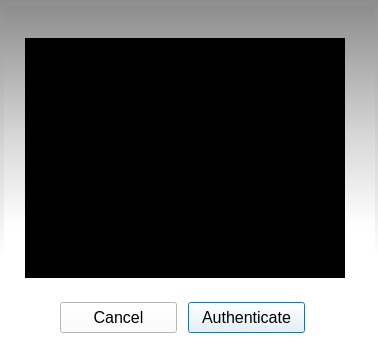
Old version of the form faceAuth.ui in the repository WilliamRen/pam-face-authentication.
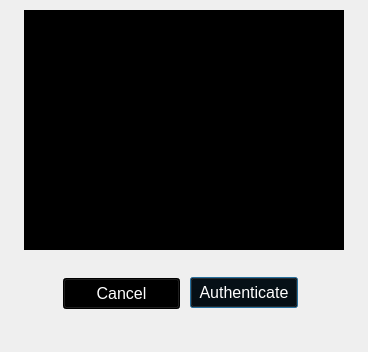
New version of the form. Icons and pictures are not drawn.

Commit message: New Look for Face Authentication GUI PopUp

The edit to the form file:
```diff
--- a/faceAuth.ui
+++ b/faceAuth.ui
@@ -9,19 +9,19 @@
    <rect>
     <x>0</x>
     <y>0</y>
-    <width>378</width>
+    <width>368</width>
     <height>352</height>
    </rect>
   </property>
   <property name="minimumSize">
    <size>
-    <width>378</width>
+    <width>368</width>
     <height>352</height>
    </size>
   </property>
   <property name="maximumSize">
    <size>
-    <width>378</width>
+    <width>368</width>
     <height>352</height>
    </size>
   </property>
@@ -30,47 +30,13 @@
   </property>
   <property name="styleSheet">
    <string>border-color: rgb(0, 0, 0);
-background-color: qlineargradient(spread:pad, x1:0.5, y1:0, x2:0.5, y2:1, stop:0 rgba(141, 141, 141, 255), stop:0.442478 rgba(217, 217, 217, 255), stop:0.733333 rgba(255, 255, 255, 255));</string>
+background-image: url(:/bkg.png);</string>
   </property>
-  <widget class="QGraphicsView" name="gv_webcam">
-   <property name="geometry">
-    <rect>
-     <x>4</x>
-     <y>6</y>
-     <width>371</width>
-     <height>301</height>
-    </rect>
-   </property>
-   <property name="minimumSize">
-    <size>
-     <width>371</width>
-     <height>301</height>
-    </size>
-   </property>
-   <property name="maximumSize">
-    <size>
-     <width>371</width>
-     <height>301</height>
-    </size>
-   </property>
-   <property name="styleSheet">
-    <string notr="true">background-image: url(:/webcam.png);</string>
-   </property>
-   <property name="frameShape">
-    <enum>QFrame::NoFrame</enum>
-   </property>
-   <property name="frameShadow">
-    <enum>QFrame::Plain</enum>
-   </property>
-   <property name="lineWidth">
-    <number>0</number>
-   </property>
-  </widget>
   <widget class="QGraphicsView" name="webcamPreview">
    <property name="geometry">
     <rect>
-     <x>25</x>
-     <y>38</y>
+     <x>24</x>
+     <y>10</y>
      <width>320</width>
      <height>240</height>
     </rect>
@@ -105,19 +71,434 @@
   <widget class="QPushButton" name="pbAuth">
    <property name="geometry">
     <rect>
-     <x>188</x>
-     <y>302</y>
-     <width>117</width>
+     <x>190</x>
+     <y>277</y>
+     <width>108</width>
      <height>31</height>
     </rect>
    </property>
+   <property name="palette">
+    <palette>
+     <active>
+      <colorrole role="WindowText">
+       <brush brushstyle="SolidPattern">
+        <color alpha="255">
+         <red>255</red>
+         <green>255</green>
+         <blue>255</blue>
+        </color>
+       </brush>
+      </colorrole>
+      <colorrole role="Button">
+       <brush brushstyle="SolidPattern">
+        <color alpha="255">
+         <red>0</red>
+         <green>0</green>
+         <blue>0</blue>
+        </color>
+       </brush>
+      </colorrole>
+      <colorrole role="Light">
+       <brush brushstyle="SolidPattern">
+        <color alpha="255">
+         <red>0</red>
+         <green>0</green>
+         <blue>0</blue>
+        </color>
+       </brush>
+      </colorrole>
+      <colorrole role="Midlight">
+       <brush brushstyle="SolidPattern">
+        <color alpha="255">
+         <red>0</red>
+         <green>0</green>
+         <blue>0</blue>
+        </color>
+       </brush>
+      </colorrole>
+      <colorrole role="Dark">
+       <brush brushstyle="SolidPattern">
+        <color alpha="255">
+         <red>0</red>
+         <green>0</green>
+         <blue>0</blue>
+        </color>
+       </brush>
+      </colorrole>
+      <colorrole role="Mid">
+       <brush brushstyle="SolidPattern">
+        <color alpha="255">
+         <red>0</red>
+         <green>0</green>
+         <blue>0</blue>
+        </color>
+       </brush>
+      </colorrole>
+      <colorrole role="Text">
+       <brush brushstyle="SolidPattern">
+        <color alpha="255">
+         <red>255</red>
+         <green>255</green>
+         <blue>255</blue>
+        </color>
+       </brush>
+      </colorrole>
+      <colorrole role="BrightText">
+       <brush brushstyle="SolidPattern">
+        <color alpha="255">
+         <red>255</red>
+         <green>255</green>
+         <blue>255</blue>
+        </color>
+       </brush>
+      </colorrole>
+      <colorrole role="ButtonText">
+       <brush brushstyle="SolidPattern">
+        <color alpha="255">
+         <red>255</red>
+         <green>255</green>
+         <blue>255</blue>
+        </color>
+       </brush>
+      </colorrole>
+      <colorrole role="Base">
+       <brush brushstyle="SolidPattern">
+        <color alpha="255">
+         <red>0</red>
+         <green>0</green>
+         <blue>0</blue>
+        </color>
+       </brush>
+      </colorrole>
+      <colorrole role="Window">
+       <brush brushstyle="SolidPattern">
+        <color alpha="255">
+         <red>0</red>
+         <green>0</green>
+         <blue>0</blue>
+        </color>
+       </brush>
+      </colorrole>
+      <colorrole role="Shadow">
+       <brush brushstyle="SolidPattern">
+        <color alpha="255">
+         <red>0</red>
+         <green>0</green>
+         <blue>0</blue>
+        </color>
+       </brush>
+      </colorrole>
+      <colorrole role="AlternateBase">
+       <brush brushstyle="SolidPattern">
+        <color alpha="255">
+         <red>0</red>
+         <green>0</green>
+         <blue>0</blue>
+        </color>
+       </brush>
+      </colorrole>
+      <colorrole role="ToolTipBase">
+       <brush brushstyle="SolidPattern">
+        <color alpha="255">
+         <red>255</red>
+         <green>255</green>
+         <blue>220</blue>
+        </color>
+       </brush>
+      </colorrole>
+      <colorrole role="ToolTipText">
+       <brush brushstyle="SolidPattern">
+        <color alpha="255">
+         <red>0</red>
+         <green>0</green>
+         <blue>0</blue>
+        </color>
+       </brush>
+      </colorrole>
+     </active>
+     <inactive>
+      <colorrole role="WindowText">
+       <brush brushstyle="SolidPattern">
+        <color alpha="255">
+         <red>255</red>
+         <green>255</green>
+         <blue>255</blue>
+        </color>
+       </brush>
+      </colorrole>
+      <colorrole role="Button">
+       <brush brushstyle="SolidPattern">
+        <color alpha="255">
+         <red>0</red>
+         <green>0</green>
+         <blue>0</blue>
+        </color>
+       </brush>
+      </colorrole>
+      <colorrole role="Light">
+       <brush brushstyle="SolidPattern">
+        <color alpha="255">
+         <red>0</red>
+         <green>0</green>
+         <blue>0</blue>
+        </color>
+       </brush>
+      </colorrole>
+      <colorrole role="Midlight">
+       <brush brushstyle="SolidPattern">
+        <color alpha="255">
+         <red>0</red>
+         <green>0</green>
+         <blue>0</blue>
+        </color>
+       </brush>
+      </colorrole>
+      <colorrole role="Dark">
+       <brush brushstyle="SolidPattern">
+        <color alpha="255">
+         <red>0</red>
+         <green>0</green>
+         <blue>0</blue>
+        </color>
+       </brush>
+      </colorrole>
+      <colorrole role="Mid">
+       <brush brushstyle="SolidPattern">
+        <color alpha="255">
+         <red>0</red>
+         <green>0</green>
+         <blue>0</blue>
+        </color>
+       </brush>
+      </colorrole>
+      <colorrole role="Text">
+       <brush brushstyle="SolidPattern">
+        <color alpha="255">
+         <red>255</red>
+         <green>255</green>
+         <blue>255</blue>
+        </color>
+       </brush>
+      </colorrole>
+      <colorrole role="BrightText">
+       <brush brushstyle="SolidPattern">
+        <color alpha="255">
+         <red>255</red>
+         <green>255</green>
+         <blue>255</blue>
+        </color>
+       </brush>
+      </colorrole>
+      <colorrole role="ButtonText">
+       <brush brushstyle="SolidPattern">
+        <color alpha="255">
+         <red>255</red>
+         <green>255</green>
+         <blue>255</blue>
+        </color>
+       </brush>
+      </colorrole>
+      <colorrole role="Base">
+       <brush brushstyle="SolidPattern">
+        <color alpha="255">
+         <red>0</red>
+         <green>0</green>
+         <blue>0</blue>
+        </color>
+       </brush>
+      </colorrole>
+      <colorrole role="Window">
+       <brush brushstyle="SolidPattern">
+        <color alpha="255">
+         <red>0</red>
+         <green>0</green>
+         <blue>0</blue>
+        </color>
+       </brush>
+      </colorrole>
+      <colorrole role="Shadow">
+       <brush brushstyle="SolidPattern">
+        <color alpha="255">
+         <red>0</red>
+         <green>0</green>
+         <blue>0</blue>
+        </color>
+       </brush>
+      </colorrole>
+      <colorrole role="AlternateBase">
+       <brush brushstyle="SolidPattern">
+        <color alpha="255">
+         <red>0</red>
+         <green>0</green>
+         <blue>0</blue>
+        </color>
+       </brush>
+      </colorrole>
+      <colorrole role="ToolTipBase">
+       <brush brushstyle="SolidPattern">
+        <color alpha="255">
+         <red>255</red>
+         <green>255</green>
+         <blue>220</blue>
+        </color>
+       </brush>
+      </colorrole>
+      <colorrole role="ToolTipText">
+       <brush brushstyle="SolidPattern">
+        <color alpha="255">
+         <red>0</red>
+         <green>0</green>
+         <blue>0</blue>
+        </color>
+       </brush>
+      </colorrole>
+     </inactive>
+     <disabled>
+      <colorrole role="WindowText">
+       <brush brushstyle="SolidPattern">
+        <color alpha="255">
+         <red>0</red>
+         <green>0</green>
+         <blue>0</blue>
+        </color>
+       </brush>
+      </colorrole>
+      <colorrole role="Button">
+       <brush brushstyle="SolidPattern">
+        <color alpha="255">
+         <red>0</red>
+         <green>0</green>
+         <blue>0</blue>
+        </color>
+       </brush>
+      </colorrole>
+      <colorrole role="Light">
+       <brush brushstyle="SolidPattern">
+        <color alpha="255">
+         <red>0</red>
+         <green>0</green>
+         <blue>0</blue>
+        </color>
+       </brush>
+      </colorrole>
+      <colorrole role="Midlight">
+       <brush brushstyle="SolidPattern">
+        <color alpha="255">
+         <red>0</red>
+         <green>0</green>
+         <blue>0</blue>
+        </color>
+       </brush>
+      </colorrole>
+      <colorrole role="Dark">
+       <brush brushstyle="SolidPattern">
+        <color alpha="255">
+         <red>0</red>
+         <green>0</green>
+         <blue>0</blue>
+        </color>
+       </brush>
+      </colorrole>
+      <colorrole role="Mid">
+       <brush brushstyle="SolidPattern">
+        <color alpha="255">
+         <red>0</red>
+         <green>0</green>
+         <blue>0</blue>
+        </color>
+       </brush>
+      </colorrole>
+      <colorrole role="Text">
+       <brush brushstyle="SolidPattern">
+        <color alpha="255">
+         <red>0</red>
+         <green>0</green>
+         <blue>0</blue>
+        </color>
+       </brush>
+      </colorrole>
+      <colorrole role="BrightText">
+       <brush brushstyle="SolidPattern">
+        <color alpha="255">
+         <red>255</red>
+         <green>255</green>
+         <blue>255</blue>
+        </color>
+       </brush>
+      </colorrole>
+      <colorrole role="ButtonText">
+       <brush brushstyle="SolidPattern">
+        <color alpha="255">
+         <red>0</red>
+         <green>0</green>
+         <blue>0</blue>
+        </color>
+       </brush>
+      </colorrole>
+      <colorrole role="Base">
+       <brush brushstyle="SolidPattern">
+        <color alpha="255">
+         <red>0</red>
+         <green>0</green>
+         <blue>0</blue>
+        </color>
+       </brush>
+      </colorrole>
+      <colorrole role="Window">
+       <brush brushstyle="SolidPattern">
+        <color alpha="255">
+         <red>0</red>
+         <green>0</green>
+         <blue>0</blue>
+        </color>
+       </brush>
+      </colorrole>
+      <colorrole role="Shadow">
+       <brush brushstyle="SolidPattern">
+        <color alpha="255">
+         <red>0</red>
+         <green>0</green>
+         <blue>0</blue>
+        </color>
+       </brush>
+      </colorrole>
+      <colorrole role="AlternateBase">
+       <brush brushstyle="SolidPattern">
+        <color alpha="255">
+         <red>0</red>
+         <green>0</green>
+         <blue>0</blue>
+        </color>
+       </brush>
+      </colorrole>
+      <colorrole role="ToolTipBase">
+       <brush brushstyle="SolidPattern">
+        <color alpha="255">
+         <red>255</red>
+         <green>255</green>
+         <blue>220</blue>
+        </color>
+       </brush>
+      </colorrole>
+      <colorrole role="ToolTipText">
+       <brush brushstyle="SolidPattern">
+        <color alpha="255">
+         <red>0</red>
+         <green>0</green>
+         <blue>0</blue>
+        </color>
+       </brush>
+      </colorrole>
+     </disabled>
+    </palette>
+   </property>
    <property name="font">
     <font>
      <pointsize>12</pointsize>
     </font>
    </property>
    <property name="styleSheet">
-    <string>background-color: rgb(255, 255, 255);</string>
+    <string/>
    </property>
    <property name="text">
     <string>Authenticate</string>
@@ -126,23 +507,442 @@
   <widget class="QPushButton" name="pbCancel">
    <property name="geometry">
     <rect>
-     <x>60</x>
-     <y>302</y>
+     <x>63</x>
+     <y>278</y>
      <width>117</width>
      <height>31</height>
     </rect>
    </property>
+   <property name="palette">
+    <palette>
+     <active>
+      <colorrole role="WindowText">
+       <brush brushstyle="SolidPattern">
+        <color alpha="255">
+         <red>255</red>
+         <green>255</green>
+         <blue>255</blue>
+        </color>
+       </brush>
+      </colorrole>
+      <colorrole role="Button">
+       <brush brushstyle="SolidPattern">
+        <color alpha="255">
+         <red>0</red>
+         <green>0</green>
+         <blue>0</blue>
+        </color>
+       </brush>
+      </colorrole>
+      <colorrole role="Light">
+       <brush brushstyle="SolidPattern">
+        <color alpha="255">
+         <red>0</red>
+         <green>0</green>
+         <blue>0</blue>
+        </color>
+       </brush>
+      </colorrole>
+      <colorrole role="Midlight">
+       <brush brushstyle="SolidPattern">
+        <color alpha="255">
+         <red>0</red>
+         <green>0</green>
+         <blue>0</blue>
+        </color>
+       </brush>
+      </colorrole>
+      <colorrole role="Dark">
+       <brush brushstyle="SolidPattern">
+        <color alpha="255">
+         <red>0</red>
+         <green>0</green>
+         <blue>0</blue>
+        </color>
+       </brush>
+      </colorrole>
+      <colorrole role="Mid">
+       <brush brushstyle="SolidPattern">
+        <color alpha="255">
+         <red>0</red>
+         <green>0</green>
+         <blue>0</blue>
+        </color>
+       </brush>
+      </colorrole>
+      <colorrole role="Text">
+       <brush brushstyle="SolidPattern">
+        <color alpha="255">
+         <red>255</red>
+         <green>255</green>
+         <blue>255</blue>
+        </color>
+       </brush>
+      </colorrole>
+      <colorrole role="BrightText">
+       <brush brushstyle="SolidPattern">
+        <color alpha="255">
+         <red>255</red>
+         <green>255</green>
+         <blue>255</blue>
+        </color>
+       </brush>
+      </colorrole>
+      <colorrole role="ButtonText">
+       <brush brushstyle="SolidPattern">
+        <color alpha="255">
+         <red>255</red>
+         <green>255</green>
+         <blue>255</blue>
+        </color>
+       </brush>
+      </colorrole>
+      <colorrole role="Base">
+       <brush brushstyle="SolidPattern">
+        <color alpha="255">
+         <red>0</red>
+         <green>0</green>
+         <blue>0</blue>
+        </color>
+       </brush>
+      </colorrole>
+      <colorrole role="Window">
+       <brush brushstyle="SolidPattern">
+        <color alpha="255">
+         <red>0</red>
+         <green>0</green>
+         <blue>0</blue>
+        </color>
+       </brush>
+      </colorrole>
+      <colorrole role="Shadow">
+       <brush brushstyle="SolidPattern">
+        <color alpha="255">
+         <red>0</red>
+         <green>0</green>
+         <blue>0</blue>
+        </color>
+       </brush>
+      </colorrole>
+      <colorrole role="AlternateBase">
+       <brush brushstyle="SolidPattern">
+        <color alpha="255">
+         <red>0</red>
+         <green>0</green>
+         <blue>0</blue>
+        </color>
+       </brush>
+      </colorrole>
+      <colorrole role="ToolTipBase">
+       <brush brushstyle="SolidPattern">
+        <color alpha="255">
+         <red>255</red>
+         <green>255</green>
+         <blue>220</blue>
+        </color>
+       </brush>
+      </colorrole>
+      <colorrole role="ToolTipText">
+       <brush brushstyle="SolidPattern">
+        <color alpha="255">
+         <red>0</red>
+         <green>0</green>
+         <blue>0</blue>
+        </color>
+       </brush>
+      </colorrole>
+     </active>
+     <inactive>
+      <colorrole role="WindowText">
+       <brush brushstyle="SolidPattern">
+        <color alpha="255">
+         <red>255</red>
+         <green>255</green>
+         <blue>255</blue>
+        </color>
+       </brush>
+      </colorrole>
+      <colorrole role="Button">
+       <brush brushstyle="SolidPattern">
+        <color alpha="255">
+         <red>0</red>
+         <green>0</green>
+         <blue>0</blue>
+        </color>
+       </brush>
+      </colorrole>
+      <colorrole role="Light">
+       <brush brushstyle="SolidPattern">
+        <color alpha="255">
+         <red>0</red>
+         <green>0</green>
+         <blue>0</blue>
+        </color>
+       </brush>
+      </colorrole>
+      <colorrole role="Midlight">
+       <brush brushstyle="SolidPattern">
+        <color alpha="255">
+         <red>0</red>
+         <green>0</green>
+         <blue>0</blue>
+        </color>
+       </brush>
+      </colorrole>
+      <colorrole role="Dark">
+       <brush brushstyle="SolidPattern">
+        <color alpha="255">
+         <red>0</red>
+         <green>0</green>
+         <blue>0</blue>
+        </color>
+       </brush>
+      </colorrole>
+      <colorrole role="Mid">
+       <brush brushstyle="SolidPattern">
+        <color alpha="255">
+         <red>0</red>
+         <green>0</green>
+         <blue>0</blue>
+        </color>
+       </brush>
+      </colorrole>
+      <colorrole role="Text">
+       <brush brushstyle="SolidPattern">
+        <color alpha="255">
+         <red>255</red>
+         <green>255</green>
+         <blue>255</blue>
+        </color>
+       </brush>
+      </colorrole>
+      <colorrole role="BrightText">
+       <brush brushstyle="SolidPattern">
+        <color alpha="255">
+         <red>255</red>
+         <green>255</green>
+         <blue>255</blue>
+        </color>
+       </brush>
+      </colorrole>
+      <colorrole role="ButtonText">
+       <brush brushstyle="SolidPattern">
+        <color alpha="255">
+         <red>255</red>
+         <green>255</green>
+         <blue>255</blue>
+        </color>
+       </brush>
+      </colorrole>
+      <colorrole role="Base">
+       <brush brushstyle="SolidPattern">
+        <color alpha="255">
+         <red>0</red>
+         <green>0</green>
+         <blue>0</blue>
+        </color>
+       </brush>
+      </colorrole>
+      <colorrole role="Window">
+       <brush brushstyle="SolidPattern">
+        <color alpha="255">
+         <red>0</red>
+         <green>0</green>
+         <blue>0</blue>
+        </color>
+       </brush>
+      </colorrole>
+      <colorrole role="Shadow">
+       <brush brushstyle="SolidPattern">
+        <color alpha="255">
+         <red>0</red>
+         <green>0</green>
+         <blue>0</blue>
+        </color>
+       </brush>
+      </colorrole>
+      <colorrole role="AlternateBase">
+       <brush brushstyle="SolidPattern">
+        <color alpha="255">
+         <red>0</red>
+         <green>0</green>
+         <blue>0</blue>
+        </color>
+       </brush>
+      </colorrole>
+      <colorrole role="ToolTipBase">
+       <brush brushstyle="SolidPattern">
+        <color alpha="255">
+         <red>255</red>
+         <green>255</green>
+         <blue>220</blue>
+        </color>
+       </brush>
+      </colorrole>
+      <colorrole role="ToolTipText">
+       <brush brushstyle="SolidPattern">
+        <color alpha="255">
+         <red>0</red>
+         <green>0</green>
+         <blue>0</blue>
+        </color>
+       </brush>
+      </colorrole>
+     </inactive>
+     <disabled>
+      <colorrole role="WindowText">
+       <brush brushstyle="SolidPattern">
+        <color alpha="255">
+         <red>0</red>
+         <green>0</green>
+         <blue>0</blue>
+        </color>
+       </brush>
+      </colorrole>
+      <colorrole role="Button">
+       <brush brushstyle="SolidPattern">
+        <color alpha="255">
+         <red>0</red>
+         <green>0</green>
+         <blue>0</blue>
+        </color>
+       </brush>
+      </colorrole>
+      <colorrole role="Light">
+       <brush brushstyle="SolidPattern">
+        <color alpha="255">
+         <red>0</red>
+         <green>0</green>
+         <blue>0</blue>
+        </color>
+       </brush>
+      </colorrole>
+      <colorrole role="Midlight">
+       <brush brushstyle="SolidPattern">
+        <color alpha="255">
+         <red>0</red>
+         <green>0</green>
+         <blue>0</blue>
+        </color>
+       </brush>
+      </colorrole>
+      <colorrole role="Dark">
+       <brush brushstyle="SolidPattern">
+        <color alpha="255">
+         <red>0</red>
+         <green>0</green>
+         <blue>0</blue>
+        </color>
+       </brush>
+      </colorrole>
+      <colorrole role="Mid">
+       <brush brushstyle="SolidPattern">
+        <color alpha="255">
+         <red>0</red>
+         <green>0</green>
+         <blue>0</blue>
+        </color>
+       </brush>
+      </colorrole>
+      <colorrole role="Text">
+       <brush brushstyle="SolidPattern">
+        <color alpha="255">
+         <red>0</red>
+         <green>0</green>
+         <blue>0</blue>
+        </color>
+       </brush>
+      </colorrole>
+      <colorrole role="BrightText">
+       <brush brushstyle="SolidPattern">
+        <color alpha="255">
+         <red>255</red>
+         <green>255</green>
+         <blue>255</blue>
+        </color>
+       </brush>
+      </colorrole>
+      <colorrole role="ButtonText">
+       <brush brushstyle="SolidPattern">
+        <color alpha="255">
+         <red>0</red>
+         <green>0</green>
+         <blue>0</blue>
+        </color>
+       </brush>
+      </colorrole>
+      <colorrole role="Base">
+       <brush brushstyle="SolidPattern">
+        <color alpha="255">
+         <red>0</red>
+         <green>0</green>
+         <blue>0</blue>
+        </color>
+       </brush>
+      </colorrole>
+      <colorrole role="Window">
+       <brush brushstyle="SolidPattern">
+        <color alpha="255">
+         <red>0</red>
+         <green>0</green>
+         <blue>0</blue>
+        </color>
+       </brush>
+      </colorrole>
+      <colorrole role="Shadow">
+       <brush brushstyle="SolidPattern">
+        <color alpha="255">
+         <red>0</red>
+         <green>0</green>
+         <blue>0</blue>
+        </color>
+       </brush>
+      </colorrole>
+      <colorrole role="AlternateBase">
+       <brush brushstyle="SolidPattern">
+        <color alpha="255">
+         <red>0</red>
+         <green>0</green>
+         <blue>0</blue>
+        </color>
+       </brush>
+      </colorrole>
+      <colorrole role="ToolTipBase">
+       <brush brushstyle="SolidPattern">
+        <color alpha="255">
+         <red>255</red>
+         <green>255</green>
+         <blue>220</blue>
+        </color>
+       </brush>
+      </colorrole>
+      <colorrole role="ToolTipText">
+       <brush brushstyle="SolidPattern">
+        <color alpha="255">
+         <red>0</red>
+         <green>0</green>
+         <blue>0</blue>
+        </color>
+       </brush>
+      </colorrole>
+     </disabled>
+    </palette>
+   </property>
    <property name="font">
     <font>
      <pointsize>12</pointsize>
+     <kerning>false</kerning>
     </font>
    </property>
    <property name="styleSheet">
-    <string>background-color: rgb(255, 255, 255);</string>
+    <string/>
    </property>
    <property name="text">
     <string>Cancel</string>
    </property>
+   <property name="flat">
+    <bool>false</bool>
+   </property>
   </widget>
  </widget>
  <resources>
```
Left out of the diff: 9 changed lines with no effect on the pictures. The commit also changes 5 other files.
